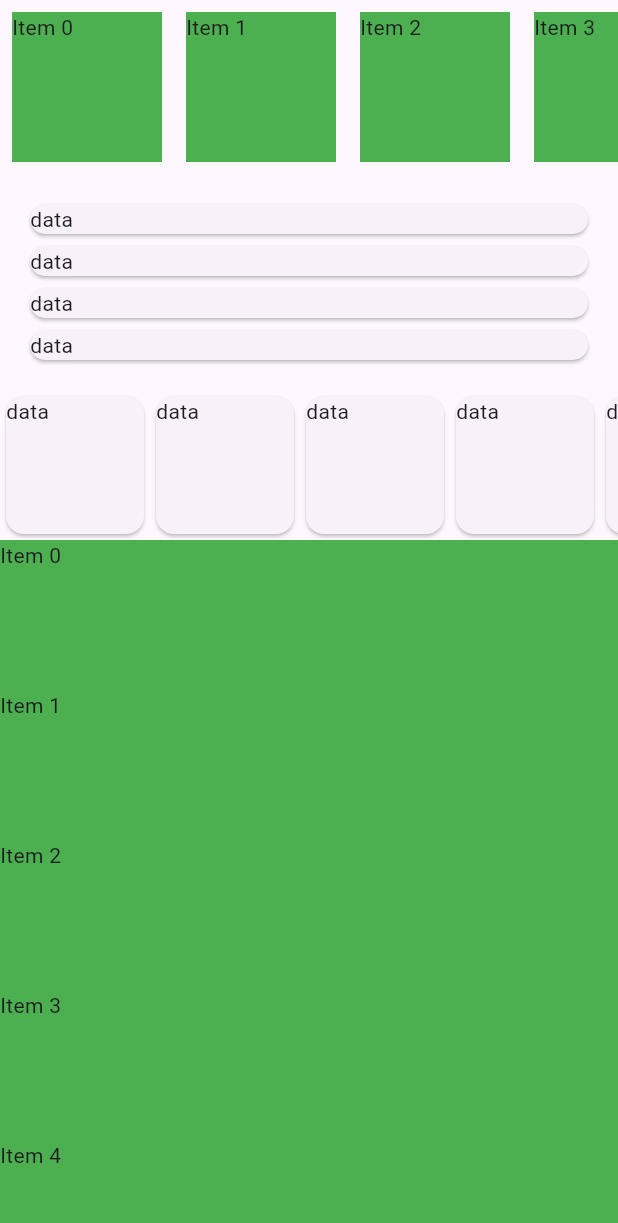
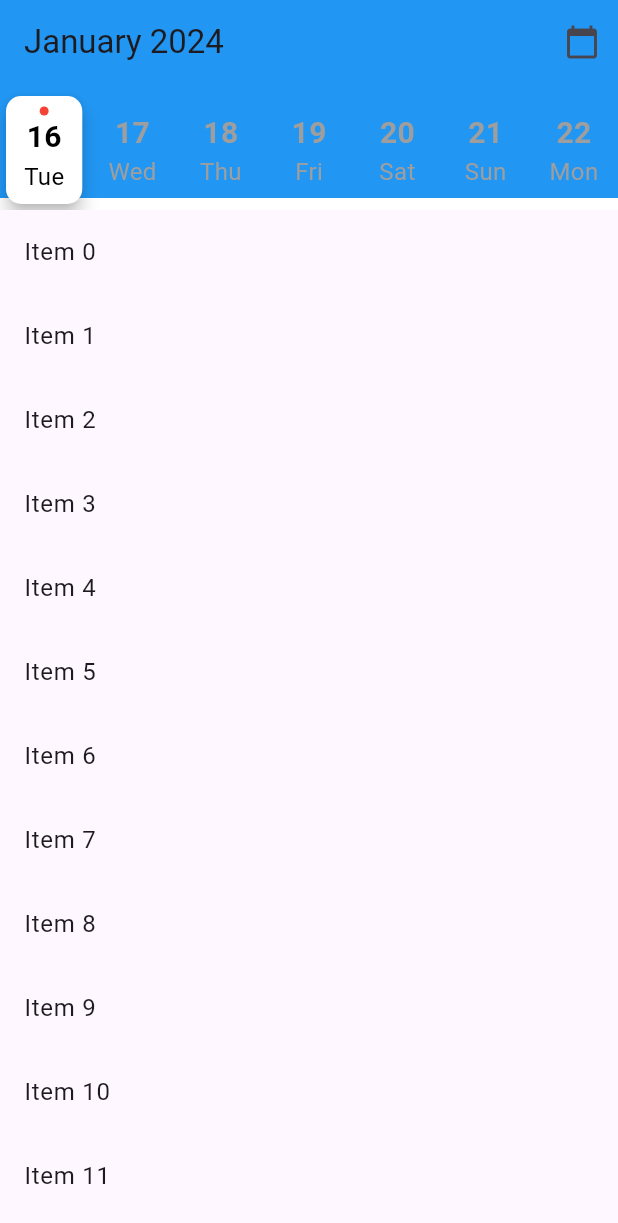
Before and after one commit to Bryce-Kaddouri/take_order_app, a Flutter app: the screen it shows after launch, on a phone screen of 412 x 824 dp. Shown: the top 1223 px of the screen. Run offline on Flutter 3.47's test engine with Material 2 defaults, Android fonts, the phone set to English and light mode, and no system bars; missing offline and left inert: calendar_appbar.

Commit message:
add scroll listener to the current month that works prefectly

```diff
--- /dev/null
+++ b/lib/src/core/helper/date_helper.dart
@@ -0,0 +1,35 @@
+//import intl
+import 'package:intl/intl.dart';
+
+class DateHelper {
+  static String getFormattedDate(DateTime date) {
+    return DateFormat('yyyy-MM-dd').format(date);
+  }
+
+  // get month name and year
+  static String getMonthNameAndYear(DateTime date) {
+    return DateFormat('MMMM yyyy').format(date);
+  }
+
+  static int getNbWeekInYear(int year) {
+    DateTime date = DateTime(year, 12, 31);
+    int dayOfYear = getDayOfYear(date);
+    int nbWeek = dayOfYear ~/ 7;
+    return nbWeek;
+  }
+
+  static getDayOfYear(DateTime date) {
+    DateTime firstDayOfYear = DateTime(date.year, 1, 1);
+    int dayOfYear = date.difference(firstDayOfYear).inDays + 1;
+    return dayOfYear;
+  }
+
+  static int getNbDaysInYear(int year) {
+    return year % 4 == 0 ? 366 : 365;
+  }
+
+  // method to get day in letter (ex: SUnday ==> Sun)
+  static String getDayInLetter(DateTime date) {
+    return DateFormat('E').format(date);
+  }
+}
--- a/lib/src/features/order/presentation/screen/order_screen.dart
+++ b/lib/src/features/order/presentation/screen/order_screen.dart
@@ -2,6 +2,7 @@ import 'dart:math';
 
 import 'package:flutter/material.dart';
 import 'package:calendar_appbar/calendar_appbar.dart';
+import 'package:take_order_app/src/core/helper/date_helper.dart';
 
 class OrderScreen extends StatefulWidget {
   const OrderScreen({super.key});
@@ -23,106 +24,211 @@ class _OrderScreenState extends State<OrderScreen> {
       selectedDate = DateTime.now();
     });
     super.initState();
+
+    WidgetsBinding.instance!.addPostFrameCallback((_) {
+      int currentDay = DateTime.now().day;
+      double width = MediaQuery.of(context).size.width;
+      double itemWidth = width / 7;
+      double w = itemWidth;
+      print("w $w");
+      _horizontalScrollController.animateTo(
+        (currentDay - 1) * w,
+        duration: Duration(milliseconds: 500),
+        // bounce effect
+        curve: Curves.easeOut,
+      );
+    });
+  }
+
+  Widget test(DateTime date) {
+    List<Widget> list = [];
+    List.generate(7, (index) {
+      DateTime newDate = date.add(Duration(days: index));
+      print("newDate $newDate");
+      Card(
+        shape: RoundedRectangleBorder(
+          borderRadius: BorderRadius.circular(10),
+        ),
+        elevation: 5,
+        child: Container(
+          decoration: BoxDecoration(
+            borderRadius: BorderRadius.circular(10),
+          ),
+          width: 60,
+          height: 60,
+          child: Column(
+            mainAxisAlignment: MainAxisAlignment.center,
+            children: [
+              Text(
+                newDate.day.toString(),
+                style: TextStyle(
+                  color: Colors.black,
+                  fontWeight: FontWeight.bold,
+                  fontSize: 20,
+                ),
+              ),
+              Text(
+                DateHelper.getDayInLetter(newDate),
+                style: TextStyle(color: Colors.grey, fontSize: 16),
+              ),
+            ],
+          ),
+        ),
+      );
+    });
+
+    return Row(
+      children: list,
+    );
+  }
+
+  Widget itemList(bool isSelected, String value, int index) {
+    double width = MediaQuery.of(context).size.width;
+    double itemWidth = width / 7;
+    print("itemWidth $itemWidth");
+    DateTime now = DateTime.now();
+    int dayOfYear = index + 1;
+    DateTime date = DateTime(now.year, 1, 1).add(Duration(days: dayOfYear - 1));
+    bool isToday =
+        date.day == now.day && date.month == now.month && date.year == now.year;
+
+    return Card(
+      shape: RoundedRectangleBorder(
+        borderRadius: BorderRadius.circular(10),
+      ),
+      elevation: isToday ? 5 : 0,
+      color: isToday ? Colors.white : Colors.transparent,
+      child: Container(
+        decoration: BoxDecoration(
+          borderRadius: BorderRadius.circular(10),
+        ),
+        width: itemWidth,
+        height: isToday ? 70 : 60,
+        child: Column(
+          mainAxisAlignment: MainAxisAlignment.center,
+          children: [
+            if (isToday)
+              Container(
+                width: 6,
+                height: 6,
+                decoration: BoxDecoration(
+                  color: Colors.red,
+                  borderRadius: BorderRadius.circular(3),
+                ),
+              ),
+            Text(
+              date.day.toString(),
+              style: TextStyle(
+                color: isToday ? Colors.black : Colors.grey,
+                fontWeight: FontWeight.bold,
+                fontSize: 20,
+              ),
+            ),
+            Text(
+              DateHelper.getDayInLetter(date),
+              style: TextStyle(
+                  color: isToday ? Colors.black : Colors.grey, fontSize: 16),
+            ),
+          ],
+        ),
+      ),
+    );
   }
 
   @override
   Widget build(BuildContext context) {
     return Scaffold(
-      /*appBar: CalendarAppBar(
-        fullCalendar: true,
-        onDateChanged: (value) => setState(() => selectedDate = value),
-        lastDate: DateTime.now(),
-        events: List.generate(
-            100,
-            (index) => DateTime.now()
-                .subtract(Duration(days: index * random.nextInt(5)))),
-      ),*/
       body: CustomScrollView(
         controller: _mainScrollController,
         slivers: [
-          HorizontalSliverList(
-            children: List.generate(
-              100,
-              (index) => Container(
-                width: 100,
-                height: 100,
-                color: Colors.green,
-                child: Text("Item $index"),
+          SliverAppBar(
+            actions: [
+              IconButton(
+                onPressed: () {},
+                icon: Icon(Icons.calendar_today),
               ),
-            ),
-          ),
-          SliverPadding(
-            padding: EdgeInsets.all(16.0),
-            sliver: SliverList(
-              delegate: SliverChildListDelegate(
-                [
-                  Card(
-                    child: Text('data'),
-                  ),
-                  Card(
-                    child: Text('data'),
-                  ),
-                  Card(
-                    child: Text('data'),
-                  ),
-                  Card(
-                    child: Text('data'),
-                  ),
-                ],
-              ),
-            ),
-          ),
-          SliverToBoxAdapter(
-            child: Container(
-              height: 100.0,
-              child: ListView.builder(
-                scrollDirection: Axis.horizontal,
-                itemCount: 200,
-                itemBuilder: (context, index) {
-                  return Container(
-                    width: 100.0,
-                    child: Card(
-                      child: Text('data'),
-                    ),
-                  );
-                },
-              ),
-            ),
-          ),
-
-          // horizontal list
-          SliverList(
-            delegate: SliverChildBuilderDelegate(
-              (context, index) => Container(
-                width: 100,
-                height: 100,
-                color: Colors.green,
-                child: Text("Item $index"),
-              ),
-              childCount: 10,
-            ),
-          ),
-          SliverAppBar(
-            collapsedHeight: 100,
+            ],
+            collapsedHeight: 60,
             pinned: true,
             floating: true,
-            expandedHeight: 200,
+            expandedHeight: 140,
             backgroundColor: Colors.blue,
-            flexibleSpace: Container(
-              width: MediaQuery.of(context).size.width,
-              height: 100,
-              color: Colors.red,
-              child: ListView.builder(
-                scrollDirection: Axis.horizontal,
-                physics: AlwaysScrollableScrollPhysics(),
-                itemCount: 10,
-                itemBuilder: (context, index) => Container(
-                  width: 100,
-                  height: 100,
-                  color: Colors.green,
-                  child: Text("Item $index"),
-                ),
-              ),
+            centerTitle: false,
+            title: Text(DateHelper.getMonthNameAndYear(selectedDate!)),
+            flexibleSpace: FlexibleSpaceBar(
+              background: Container(
+                  color: Colors.blue,
+                  child: Column(
+                    mainAxisAlignment: MainAxisAlignment.end,
+                    children: [
+                      Container(
+                        clipBehavior: Clip.none,
+                        decoration: BoxDecoration(
+                          gradient: LinearGradient(
+                            stops: [
+                              0.0,
+                              0.9,
+                              0.9,
+                              1.0,
+                            ],
+                            colors: [
+                              Colors.blue,
+                              Colors.blue,
+                              Colors.white,
+                              Colors.white,
+                            ],
+                            begin: Alignment.topCenter,
+                            end: Alignment.bottomCenter,
+                          ),
+                        ),
+                        width: double.infinity,
+                        height: 80,
+                        child: NotificationListener<ScrollNotification>(
+                          onNotification: (notification) {
+                            if (notification is ScrollNotification) {
+                              // get the item of the width
+                              double itemWidth =
+                                  MediaQuery.of(context).size.width / 7;
+                              // get the current scroll position
+                              double scrollPos = notification.metrics.pixels;
+                              // get the current item
+                              int currentItem = (scrollPos / itemWidth).round();
+                              print("currentItem $currentItem");
+                              // get the month of the current item
+                              DateTime newDate =
+                                  DateTime(selectedDate!.year, 1, 1)
+                                      .add(Duration(days: currentItem));
+
+                              // check if the month is different from the current month
+                              if (newDate.month != selectedDate!.month) {
+                                setState(() {
+                                  selectedDate = newDate;
+                                });
+                              }
+                            }
+                            return true;
+                          },
+
+                          // 7 item in a row
+                          child: ListView.custom(
+                            controller: _horizontalScrollController,
+                            itemExtent: MediaQuery.of(context).size.width / 7,
+                            scrollDirection: Axis.horizontal,
+                            childrenDelegate: SliverChildBuilderDelegate(
+                              (context, index) => itemList(
+                                  index == selectedDate!.day - 1,
+                                  DateHelper.getDayInLetter(
+                                      DateTime(selectedDate!.year, 1, 1)
+                                          .add(Duration(days: index))),
+                                  index),
+                              childCount: DateHelper.getNbDaysInYear(
+                                  selectedDate!.year),
+                            ),
+                          ),
+                        ),
+                      ),
+                    ],
+                  )),
             ),
           ),
           SliverList(
```
